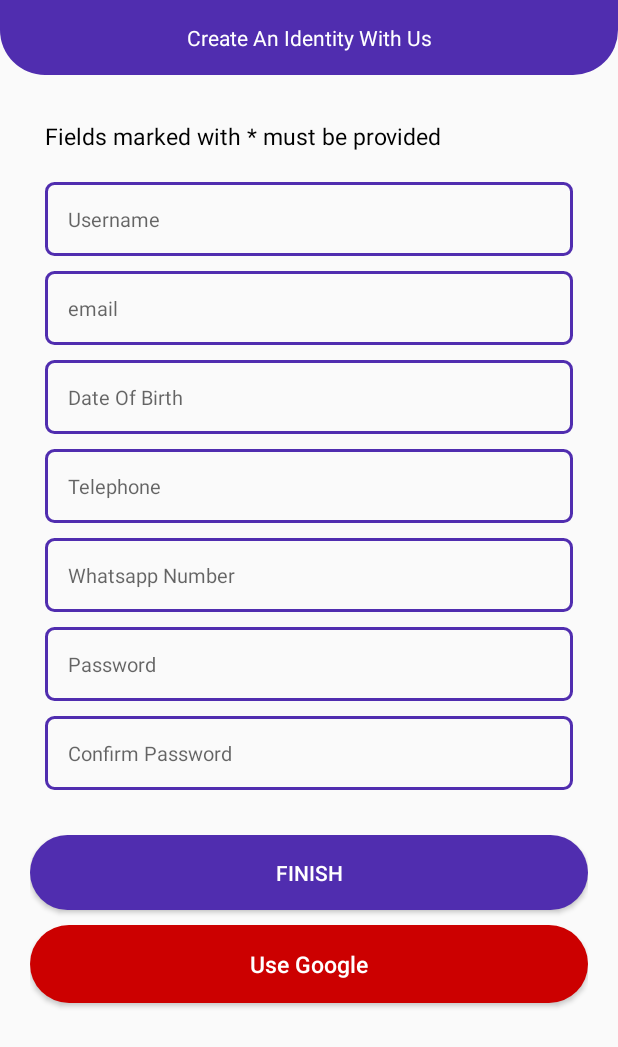
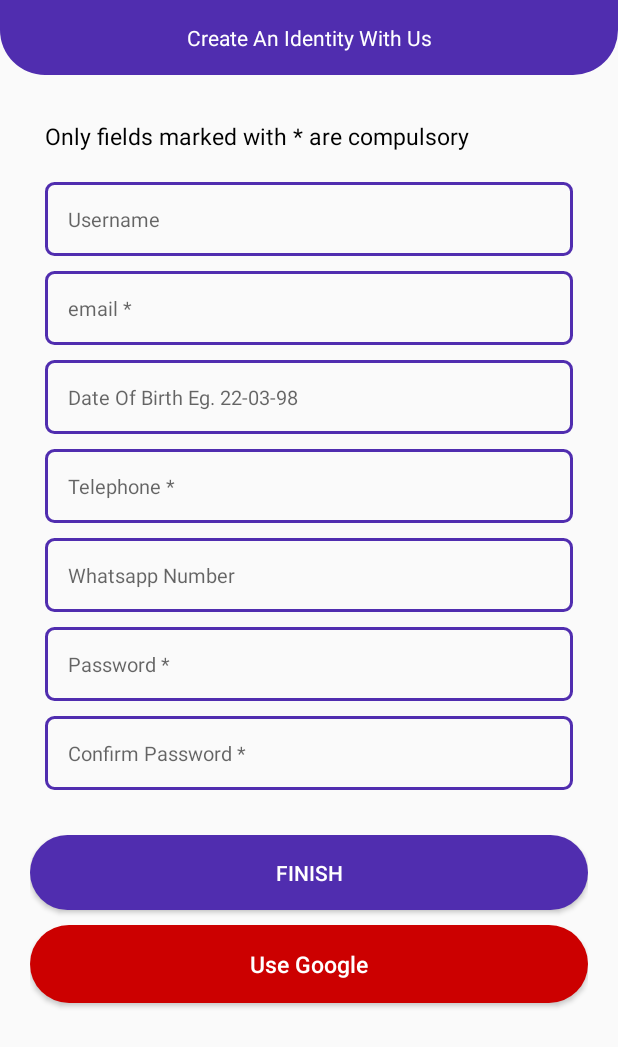
Before and after one commit to frimpongopoku/gallamsey-android-public, an Android app: the screen it shows after launch (Register), after a tap on "REGISTER", on a phone screen of 412 x 824 dp. Shown: the top 1047 px of the screen. Run offline under Robolectric (Android 15) with nearby library versions, the phone set to English and light mode, and no system bars; our stand-ins replace Firebase (no records; nobody signed in at launch, a user with empty details on screens opened directly).

Commit message:
dob field added

```diff
--- a/app/src/main/java/com/pongo/zembe/Register.java
+++ b/app/src/main/java/com/pongo/zembe/Register.java
@@ -34,7 +34,7 @@ import com.google.firebase.firestore.FirebaseFirestore;
 
 public class Register extends AppCompatActivity {
 
-  String username, email, password, passwordConfirmation, whatsappNumber, phone;
+  String username, email, password, passwordConfirmation, whatsappNumber, phone, dob;
   EditText usernameBox, emailBox, passBox, confirmPassBox, whatsappBox, phoneBox, dobBox;
   private GoogleSignInClient mGoogleSignInClient;
   private FirebaseAuth mAuth;
@@ -170,7 +170,6 @@ public class Register extends AppCompatActivity {
           } else {
             goToUserHomepage();
           }
-
         }
       }).addOnFailureListener(new OnFailureListener() {
       @Override
@@ -192,6 +191,13 @@ public class Register extends AppCompatActivity {
     password = passBox.getText().toString().trim();
     passwordConfirmation = confirmPassBox.getText().toString().trim();
     phone = phoneBox.getText().toString().trim();
+    dob = dobBox.getText().toString().trim();
+    //validate date of birth (DOB)
+    //-----------------------------
+    if(!dob.isEmpty() && dob.split("-").length !=3){
+      dobBox.setError("Invalid date. Dates should be in this format (dd-mm-yy) Eg. 22-03-98 ");
+      dobBox.requestFocus();
+    }
     //validate email
     //--------------
     if (email.isEmpty()) {
--- a/app/src/main/res/layout/activity_register.xml
+++ b/app/src/main/res/layout/activity_register.xml
@@ -53,7 +53,7 @@
           android:layout_marginTop="10dp"
           android:layout_marginBottom="10dp"
           android:padding="10dp"
-          android:text="Fields marked with * must be provided"
+          android:text="Only fields marked with * are compulsory"
           android:textSize="15sp" />
 
         <EditText
@@ -76,7 +76,7 @@
           android:layout_marginRight="30dp"
           android:layout_marginBottom="10dp"
           android:background="@drawable/stroke_textbox"
-          android:hint="email"
+          android:hint="email *"
           android:inputType="textEmailAddress"
           android:padding="15dp"
           android:textSize="13dp" />
@@ -88,7 +88,7 @@
           android:layout_marginRight="30dp"
           android:layout_marginBottom="10dp"
           android:background="@drawable/stroke_textbox"
-          android:hint="Date Of Birth"
+          android:hint="Date Of Birth Eg. 22-03-98"
           android:inputType="date"
           android:padding="15dp"
           android:textSize="13dp" />
@@ -101,7 +101,7 @@
           android:layout_marginRight="30dp"
           android:layout_marginBottom="10dp"
           android:background="@drawable/stroke_textbox"
-          android:hint="Telephone"
+          android:hint="Telephone *"
           android:inputType="phone"
           android:padding="15dp"
           android:textSize="13dp" />
@@ -128,7 +128,7 @@
           android:layout_marginRight="30dp"
           android:layout_marginBottom="10dp"
           android:background="@drawable/stroke_textbox"
-          android:hint="Password"
+          android:hint="Password *"
           android:inputType="textPassword"
           android:padding="15dp"
           android:textSize="13dp" />
@@ -141,7 +141,7 @@
           android:layout_marginRight="30dp"
           android:layout_marginBottom="10dp"
           android:background="@drawable/stroke_textbox"
-          android:hint="Confirm Password"
+          android:hint="Confirm Password *"
           android:inputType="textPassword"
           android:padding="15dp"
           android:textSize="13dp" />
```
